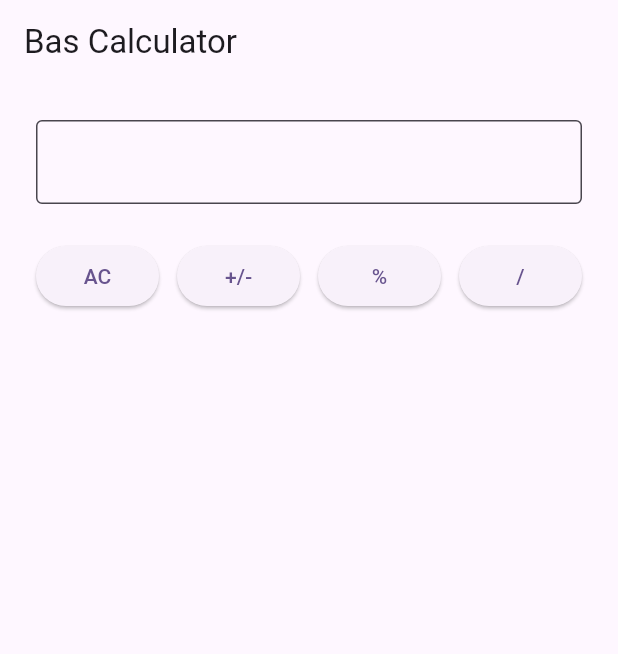
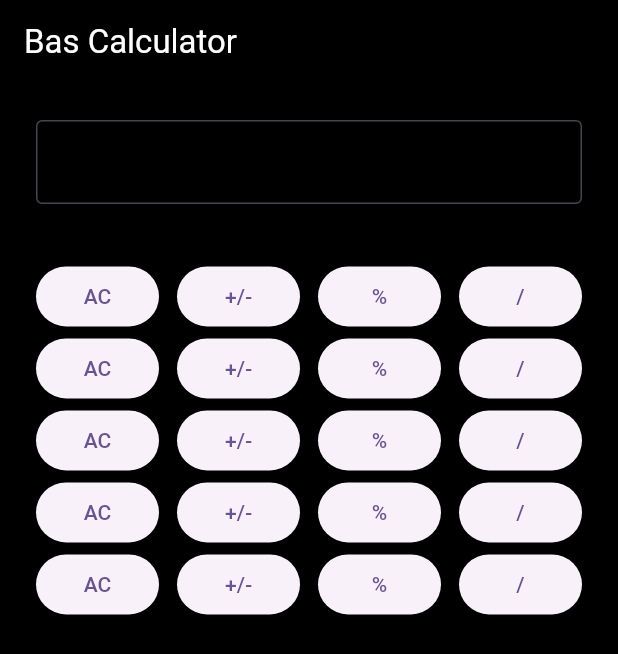
Before and after one commit to bas00445/flutter-playground, a Flutter app: the screen it shows after launch, on a phone screen of 412 x 824 dp. Shown: the top 654 px of the screen. Run offline on Flutter 3.47's test engine with Material 3 defaults, Android fonts, the phone set to English and light mode, and no system bars.

Commit message:
add rows

```diff
--- a/flutter_application_1/lib/calculator.dart
+++ b/flutter_application_1/lib/calculator.dart
@@ -30,15 +30,17 @@ class _CalculatorPageState extends State<CalculatorPage> {
 
     return Scaffold(
       appBar: AppBar(
-        backgroundColor: Color(0x00000000),
-        title: Text("Bas Calculator"),
+        backgroundColor: Colors.black,
+        title: Container(
+          child: Text("Bas Calculator", style: TextStyle(color: Colors.white)),
+        ),
       ),
       body: Container(
-        decoration: BoxDecoration(color: Color(0x00000000)),
+        decoration: BoxDecoration(color: Colors.black),
         padding: EdgeInsets.all(24),
         child: Column(
           children: [
-            Flexible(
+            Expanded(
               flex: 1,
               child: TextField(
                 decoration: InputDecoration(
@@ -51,7 +53,7 @@ class _CalculatorPageState extends State<CalculatorPage> {
               ),
             ),
             SizedBox(height: 24),
-            Flexible(
+            Expanded(
               flex: 9,
               child: Container(
                 decoration: BoxDecoration(color: Color(0x00000000)),
@@ -94,10 +96,154 @@ class _CalculatorPageState extends State<CalculatorPage> {
                         ),
                       ],
                     ),
-                    Row(children: [], spacing: 12),
-                    Row(children: [], spacing: 12),
-                    Row(children: [], spacing: 12),
-                    Row(children: [], spacing: 12),
+                    Row(
+                      crossAxisAlignment: CrossAxisAlignment.center,
+                      mainAxisAlignment: MainAxisAlignment.spaceEvenly,
+                      children: [
+                        Expanded(
+                          flex: 1,
+                          child: ElevatedButton(
+                            onPressed: () {},
+                            child: Text("AC"),
+                          ),
+                        ),
+                        SizedBox(width: 12),
+                        Expanded(
+                          flex: 1,
+                          child: ElevatedButton(
+                            onPressed: () {},
+                            child: Text("+/-"),
+                          ),
+                        ),
+                        SizedBox(width: 12),
+                        Expanded(
+                          flex: 1,
+                          child: ElevatedButton(
+                            onPressed: () {},
+                            child: Text("%"),
+                          ),
+                        ),
+                        SizedBox(width: 12),
+                        Expanded(
+                          flex: 1,
+                          child: ElevatedButton(
+                            onPressed: () {},
+                            child: Text("/"),
+                          ),
+                        ),
+                      ],
+                    ),
+                    Row(
+                      crossAxisAlignment: CrossAxisAlignment.center,
+                      mainAxisAlignment: MainAxisAlignment.spaceEvenly,
+                      children: [
+                        Expanded(
+                          flex: 1,
+                          child: ElevatedButton(
+                            onPressed: () {},
+                            child: Text("AC"),
+                          ),
+                        ),
+                        SizedBox(width: 12),
+                        Expanded(
+                          flex: 1,
+                          child: ElevatedButton(
+                            onPressed: () {},
+                            child: Text("+/-"),
+                          ),
+                        ),
+                        SizedBox(width: 12),
+                        Expanded(
+                          flex: 1,
+                          child: ElevatedButton(
+                            onPressed: () {},
+                            child: Text("%"),
+                          ),
+                        ),
+                        SizedBox(width: 12),
+                        Expanded(
+                          flex: 1,
+                          child: ElevatedButton(
+                            onPressed: () {},
+                            child: Text("/"),
+                          ),
+                        ),
+                      ],
+                    ),
+                    Row(
+                      crossAxisAlignment: CrossAxisAlignment.center,
+                      mainAxisAlignment: MainAxisAlignment.spaceEvenly,
+                      children: [
+                        Expanded(
+                          flex: 1,
+                          child: ElevatedButton(
+                            onPressed: () {},
+                            child: Text("AC"),
+                          ),
+                        ),
+                        SizedBox(width: 12),
+                        Expanded(
+                          flex: 1,
+                          child: ElevatedButton(
+                            onPressed: () {},
+                            child: Text("+/-"),
+                          ),
+                        ),
+                        SizedBox(width: 12),
+                        Expanded(
+                          flex: 1,
+                          child: ElevatedButton(
+                            onPressed: () {},
+                            child: Text("%"),
+                          ),
+                        ),
+                        SizedBox(width: 12),
+                        Expanded(
+                          flex: 1,
+                          child: ElevatedButton(
+                            onPressed: () {},
+                            child: Text("/"),
+                          ),
+                        ),
+                      ],
+                    ),
+                    Row(
+                      crossAxisAlignment: CrossAxisAlignment.center,
+                      mainAxisAlignment: MainAxisAlignment.spaceEvenly,
+                      children: [
+                        Expanded(
+                          flex: 1,
+                          child: ElevatedButton(
+                            onPressed: () {},
+                            child: Text("AC"),
+                          ),
+                        ),
+                        SizedBox(width: 12),
+                        Expanded(
+                          flex: 1,
+                          child: ElevatedButton(
+                            onPressed: () {},
+                            child: Text("+/-"),
+                          ),
+                        ),
+                        SizedBox(width: 12),
+                        Expanded(
+                          flex: 1,
+                          child: ElevatedButton(
+                            onPressed: () {},
+                            child: Text("%"),
+                          ),
+                        ),
+                        SizedBox(width: 12),
+                        Expanded(
+                          flex: 1,
+                          child: ElevatedButton(
+                            onPressed: () {},
+                            child: Text("/"),
+                          ),
+                        ),
+                      ],
+                    ),
                   ],
                 ),
               ),
```
